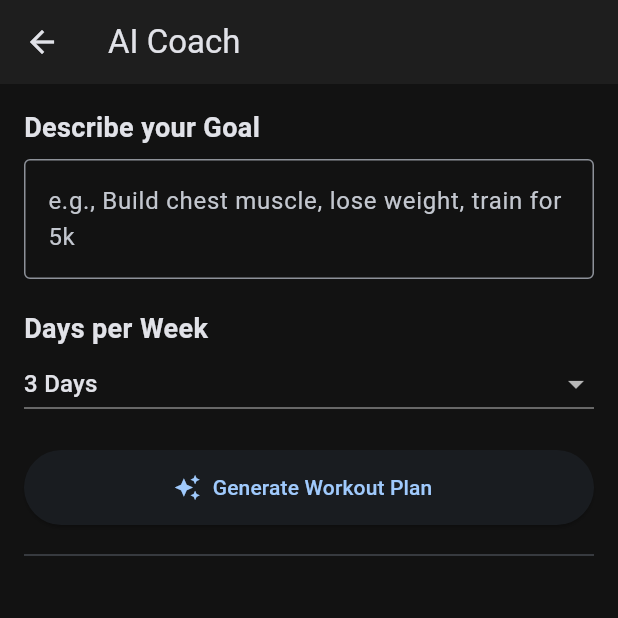
After one commit to Preston-Eck/open_lift_2, a Flutter app: the screen it shows after launch, after a tap on "Create New Plan with AI", on a phone screen of 412 x 824 dp, the top half of it. The commit adds this screen. Run offline on Flutter 3.47's test engine with Material 3 defaults, Android fonts, the light colour scheme and no system bars; our stand-ins replace fl_chart, google_generative_ai, sqflite, sqflite_common_ffi, supabase_flutter, wakelock_plus; accounts and stored records are empty.

Commit message:
Feat: Implement workout plan persistence and database migration
- Update `DatabaseService` to version 2:
  - Add `workout_plans` table schema.
  - Implement `onUpgrade` migration logic to preserve existing user data.
  - Add `savePlan()` method to persist `WorkoutPlan` objects.
- Update `WorkoutPlan` model with `toMap()` and `fromMap()` to handle JSON serialization for SQLite storage.
- Integrate save functionality in `PlanGeneratorScreen`, allowing users to save AI-generated plans to their local database.
- Refactor `GeminiService` to use `const` variables and `debugPrint` for better performance and logging.

```diff
--- /dev/null
+++ b/lib/models/plan.dart
@@ -0,0 +1,103 @@
+// lib/models/plan.dart
+import 'dart:convert'; // Kept for jsonEncode usage below
+
+class WorkoutPlan {
+  final String id;
+  final String name;
+  final String goal;
+  final List<WorkoutDay> days;
+
+  WorkoutPlan({
+    required this.id,
+    required this.name,
+    required this.goal,
+    required this.days,
+  });
+
+  // Convert to Map for Database
+  Map<String, dynamic> toMap() {
+    return {
+      'id': id,
+      'name': name,
+      'goal': goal,
+      // Store complex list as a JSON string for SQLite
+      'schedule_json': jsonEncode(days.map((x) => x.toMap()).toList()),
+    };
+  }
+
+  factory WorkoutPlan.fromMap(Map<String, dynamic> map) {
+    return WorkoutPlan(
+      id: map['id'] ?? '',
+      name: map['name'] ?? '',
+      goal: map['goal'] ?? '',
+      days: map['schedule_json'] != null
+          ? List<WorkoutDay>.from(
+              (jsonDecode(map['schedule_json']) as List).map((x) => WorkoutDay.fromMap(x)),
+            )
+          : [],
+    );
+  }
+
+  // For Gemini parsing (keeps existing logic)
+  factory WorkoutPlan.fromJson(Map<String, dynamic> json) {
+    return WorkoutPlan(
+      id: json['id'] ?? '',
+      name: json['name'] ?? '',
+      goal: json['goal'] ?? '',
+      days: List<WorkoutDay>.from(
+        (json['days'] as List).map((x) => WorkoutDay.fromMap(x)),
+      ),
+    );
+  }
+}
+
+class WorkoutDay {
+  final String name;
+  final List<WorkoutExercise> exercises;
+
+  WorkoutDay({required this.name, required this.exercises});
+
+  Map<String, dynamic> toMap() => {
+    'name': name,
+    'exercises': exercises.map((x) => x.toMap()).toList(),
+  };
+
+  factory WorkoutDay.fromMap(Map<String, dynamic> map) {
+    return WorkoutDay(
+      name: map['name'] ?? 'Workout',
+      exercises: List<WorkoutExercise>.from(
+        (map['exercises'] as List).map((x) => WorkoutExercise.fromMap(x)),
+      ),
+    );
+  }
+}
+
+class WorkoutExercise {
+  final String name;
+  final int sets;
+  final String reps;
+  final int restSeconds;
+
+  WorkoutExercise({
+    required this.name,
+    required this.sets,
+    required this.reps,
+    required this.restSeconds,
+  });
+
+  Map<String, dynamic> toMap() => {
+    'name': name,
+    'sets': sets,
+    'reps': reps,
+    'restSeconds': restSeconds,
+  };
+
+  factory WorkoutExercise.fromMap(Map<String, dynamic> map) {
+    return WorkoutExercise(
+      name: map['name'] ?? '',
+      sets: map['sets'] ?? 3,
+      reps: map['reps']?.toString() ?? '10',
+      restSeconds: map['restSeconds'] ?? 60,
+    );
+  }
+}
--- a/lib/screens/home_screen.dart
+++ b/lib/screens/home_screen.dart
@@ -2,7 +2,8 @@ import 'package:flutter/material.dart';
 import 'package:provider/provider.dart';
 import '../services/auth_service.dart';
 import '../services/database_service.dart';
-import 'equipment_manager_screen.dart'; // Make sure this import is here
+import 'equipment_manager_screen.dart';
+import 'plan_generator_screen.dart';
 
 class HomeScreen extends StatelessWidget {
   const HomeScreen({super.key});
@@ -34,6 +35,19 @@ class HomeScreen extends StatelessWidget {
           crossAxisAlignment: CrossAxisAlignment.start,
           children: [
             _buildWelcomeCard(auth.user?.email),
+            const SizedBox(height: 10),
+            ElevatedButton.icon(
+              icon: const Icon(Icons.bolt),
+              label: const Text("Create New Plan with AI"),
+              style: ElevatedButton.styleFrom(
+                minimumSize: const Size(double.infinity, 50),
+                backgroundColor: Colors.deepPurple,
+                foregroundColor: Colors.white,
+              ),
+              onPressed: () {
+                Navigator.push(context, MaterialPageRoute(builder: (_) => const PlanGeneratorScreen()));
+              },
+            ),
             const SizedBox(height: 20),
             // FIX: Pass 'context' as the first argument
             _buildEquipmentList(context, db),
--- /dev/null
+++ b/lib/screens/plan_generator_screen.dart
@@ -0,0 +1,147 @@
+import 'package:flutter/material.dart';
+import 'package:provider/provider.dart';
+import '../services/database_service.dart';
+import '../services/gemini_service.dart';
+import '../models/plan.dart';
+
+class PlanGeneratorScreen extends StatefulWidget {
+  const PlanGeneratorScreen({super.key});
+
+  @override
+  State<PlanGeneratorScreen> createState() => _PlanGeneratorScreenState();
+}
+
+class _PlanGeneratorScreenState extends State<PlanGeneratorScreen> {
+  final TextEditingController _goalController = TextEditingController();
+  String _daysPerWeek = "3";
+  bool _isLoading = false;
+  WorkoutPlan? _generatedPlan;
+
+  Future<void> _generatePlan() async {
+    setState(() => _isLoading = true);
+    final db = context.read<DatabaseService>();
+    final gemini = context.read<GeminiService>();
+
+    // 1. Get User Equipment
+    final equipment = await db.getOwnedEquipment();
+
+    if (equipment.isEmpty) {
+      if(mounted) {
+        ScaffoldMessenger.of(context).showSnackBar(
+          const SnackBar(content: Text("Please add equipment in the Dashboard first!"))
+        );
+      }
+      setState(() => _isLoading = false);
+      return;
+    }
+
+    // 2. Call AI
+    try {
+      final plan = await gemini.generateFullPlan(
+        _goalController.text.isEmpty ? "General Fitness" : _goalController.text,
+        _daysPerWeek,
+        equipment,
+      );
+
+      setState(() {
+        _generatedPlan = plan;
+      });
+    } catch (e) {
+       if(mounted) {
+        ScaffoldMessenger.of(context).showSnackBar(SnackBar(content: Text("Error: $e")));
+      }
+    } finally {
+      if(mounted) setState(() => _isLoading = false);
+    }
+  }
+
+  @override
+  Widget build(BuildContext context) {
+    return Scaffold(
+      appBar: AppBar(title: const Text("AI Coach")),
+      body: SingleChildScrollView(
+        padding: const EdgeInsets.all(16),
+        child: Column(
+          crossAxisAlignment: CrossAxisAlignment.start,
+          children: [
+            // --- Input Section ---
+            const Text("Describe your Goal", style: TextStyle(fontSize: 18, fontWeight: FontWeight.bold)),
+            const SizedBox(height: 8),
+            TextField(
+              controller: _goalController,
+              decoration: const InputDecoration(
+                hintText: "e.g., Build chest muscle, lose weight, train for 5k",
+                border: OutlineInputBorder(),
+              ),
+              maxLines: 2,
+            ),
+            const SizedBox(height: 20),
+
+            const Text("Days per Week", style: TextStyle(fontSize: 18, fontWeight: FontWeight.bold)),
+            DropdownButton<String>(
+              value: _daysPerWeek,
+              isExpanded: true,
+              items: ['1','2','3','4','5','6','7'].map((String value) {
+                return DropdownMenuItem<String>(
+                  value: value,
+                  child: Text("$value Days"),
+                );
+              }).toList(),
+              onChanged: (val) => setState(() => _daysPerWeek = val!),
+            ),
+            const SizedBox(height: 20),
+
+            SizedBox(
+              width: double.infinity,
+              height: 50,
+              child: ElevatedButton.icon(
+                icon: _isLoading ? const SizedBox() : const Icon(Icons.auto_awesome),
+                label: Text(_isLoading ? "Asking Coach..." : "Generate Workout Plan"),
+                onPressed: _isLoading ? null : _generatePlan,
+              ),
+            ),
+
+            const Divider(height: 40),
+
+            // --- Results Section ---
+            if (_generatedPlan != null) ...[
+              Text("Plan: ${_generatedPlan!.name}", style: const TextStyle(fontSize: 22, fontWeight: FontWeight.bold, color: Colors.green)),
+              const SizedBox(height: 10),
+              ..._generatedPlan!.days.map((day) => Card(
+                margin: const EdgeInsets.only(bottom: 10),
+                child: ExpansionTile(
+                  title: Text(day.name, style: const TextStyle(fontWeight: FontWeight.bold)),
+                  children: day.exercises.map((ex) => ListTile(
+                    leading: const Icon(Icons.fitness_center),
+                    title: Text(ex.name),
+                    subtitle: Text("${ex.sets} sets x ${ex.reps} reps (${ex.restSeconds}s rest)"),
+                  )).toList(),
+                ),
+              )),
+
+              const SizedBox(height: 20),
+              SizedBox(
+                width: double.infinity,
+                child: ElevatedButton(
+                  style: ElevatedButton.styleFrom(backgroundColor: Colors.green),
+                  onPressed: () async {
+                    // FIX: Save logic implemented
+                    if (_generatedPlan != null) {
+                      await context.read<DatabaseService>().savePlan(_generatedPlan!);
+
+                      if (context.mounted) {
+                        ScaffoldMessenger.of(context).showSnackBar(
+                          const SnackBar(content: Text("Plan Saved Successfully!"))
+                        );
+                        Navigator.pop(context);
+                    },
+                  child: const Text("Save & Activate Plan", style: TextStyle(color: Colors.white)),
+                ),
+              )
+            ]
+          ],
+        ),
+      ),
+    );
+  }
+}
--- a/lib/services/database_service.dart
+++ b/lib/services/database_service.dart
@@ -1,7 +1,9 @@
+// lib/services/database_service.dart
 import 'package:flutter/material.dart';
 import 'package:path/path.dart';
 import 'package:sqflite/sqflite.dart';
 import '../models/log.dart';
+import '../models/plan.dart'; // Import the Plan model
 
 class DatabaseService extends ChangeNotifier {
   Database? _db;
@@ -18,9 +20,9 @@ class DatabaseService extends ChangeNotifier {
 
     return await openDatabase(
       path,
-      version: 1,
+      version: 2, // Bump version
       onCreate: (db, version) async {
-        // User Equipment Table
+        // 1. Equipment
         await db.execute('''
           CREATE TABLE user_equipment (
             id TEXT PRIMARY KEY,
@@ -29,7 +31,7 @@ class DatabaseService extends ChangeNotifier {
           )
         ''');
 
-        // Workout Logs Table
+        // 2. Logs
         await db.execute('''
           CREATE TABLE workout_logs (
             id TEXT PRIMARY KEY,
@@ -41,7 +43,29 @@ class DatabaseService extends ChangeNotifier {
             timestamp TEXT
           )
         ''');
+
+        // 3. Plans (New)
+        await db.execute('''
+          CREATE TABLE workout_plans (
+            id TEXT PRIMARY KEY,
+            name TEXT,
+            goal TEXT,
+            schedule_json TEXT
+          )
+        ''');
       },
+      onUpgrade: (db, oldVersion, newVersion) async {
+        if (oldVersion < 2) {
+           await db.execute('''
+            CREATE TABLE workout_plans (
+              id TEXT PRIMARY KEY,
+              name TEXT,
+              goal TEXT,
+              schedule_json TEXT
+            )
+          ''');
+        }
+      }
     );
   }
 
@@ -74,4 +98,21 @@ class DatabaseService extends ChangeNotifier {
     final res = await db.query('workout_logs', orderBy: 'timestamp DESC');
     return res.map((e) => LogEntry.fromMap(e)).toList();
   }
+
+  // --- Plan Methods (New) ---
+  Future<void> savePlan(WorkoutPlan plan) async {
+    final db = await database;
+    await db.insert(
+      'workout_plans',
+      plan.toMap(),
+      conflictAlgorithm: ConflictAlgorithm.replace
+    );
+    notifyListeners();
+  }
+
+  Future<List<WorkoutPlan>> getPlans() async {
+    final db = await database;
+    final res = await db.query('workout_plans');
+    return res.map((e) => WorkoutPlan.fromMap(e)).toList();
+  }
 }
```
Also changed, not shown: lib/services/gemini_service.dart (+54 -22 lines).
